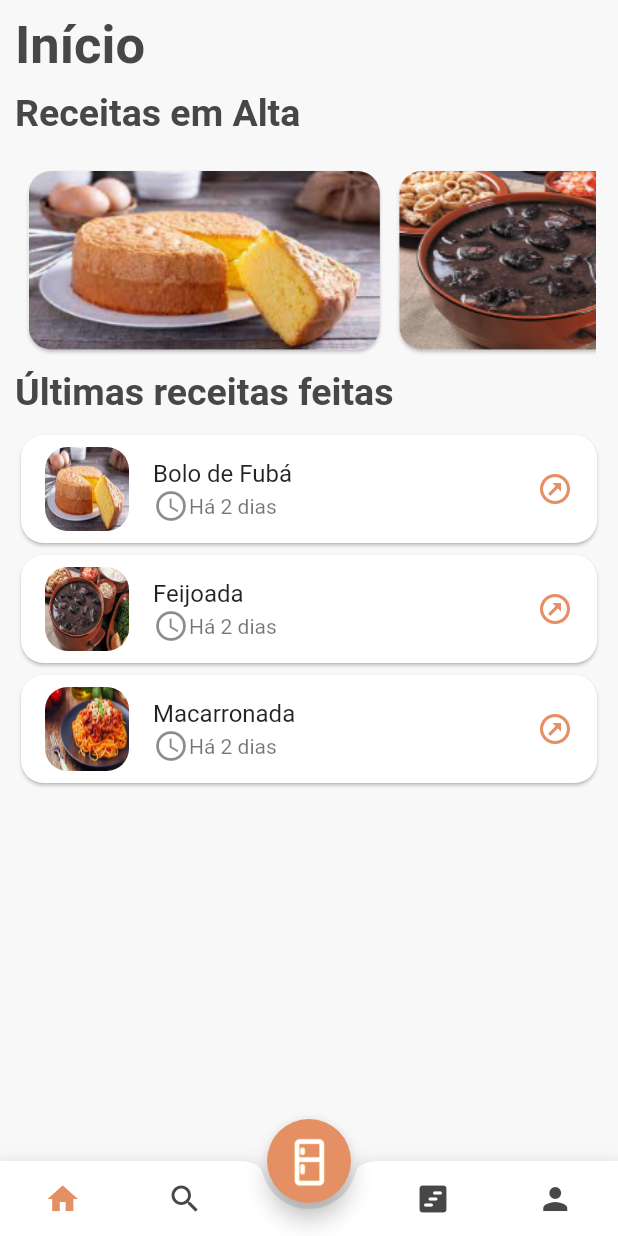
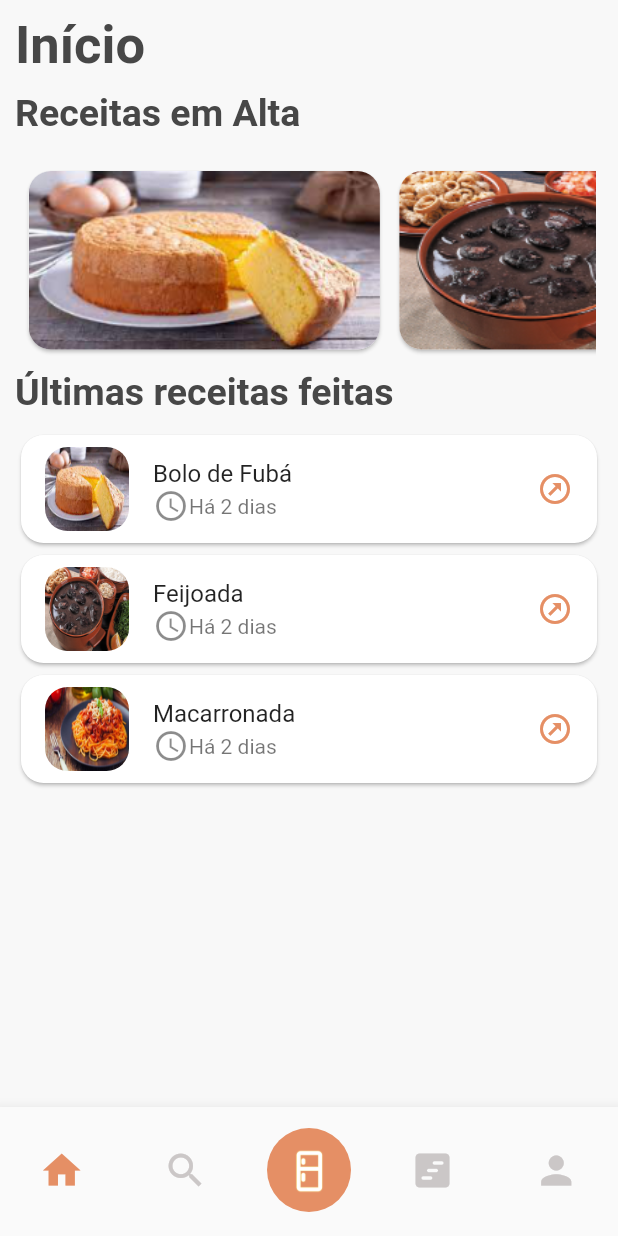
Before and after one commit to igorcasro/flutter_project, a Flutter app: the HomePage screen opened directly, on a phone screen of 412 x 824 dp. Run offline on Flutter 3.47's test engine with Material 2 defaults, Android fonts, the phone set to English and light mode, and no system bars; our stand-ins replace image_picker.

Commit message:
Corrected Bottom Bar

```diff
--- a/app_receitas/lib/components/public/bottom_bar.dart
+++ /dev/null
@@ -1,66 +0,0 @@
-import 'package:app_receitas/pages/find_recipes.dart';
-import 'package:app_receitas/pages/home_page.dart';
-import 'package:app_receitas/pages/my_recipes.dart';
-import 'package:app_receitas/pages/profile_page.dart';
-import 'package:flutter/material.dart';
-
-class BottomBar extends StatelessWidget {
-  final VoidCallback press;
-  const BottomBar({
-    Key? key,
-    required this.press,
-  }) : super(key: key);
-
-  @override
-  Widget build(BuildContext context) {
-    return BottomAppBar(
-      shape: const CircularNotchedRectangle(),
-      color: Colors.white,
-      child: IconTheme(
-        data: const IconThemeData(color: Color(0xFFE58F65)),
-        child: Padding(
-          padding: const EdgeInsets.all(1),
-          child: Row(
-            mainAxisSize: MainAxisSize.min,
-            mainAxisAlignment: MainAxisAlignment.spaceAround,
-            children: [
-              IconButton(
-                  onPressed: () {
-                    Navigator.of(context).pushReplacement(MaterialPageRoute(
-                      builder: ((context) => const HomePage()),
-                    ));
-                  },
-                  icon: const Icon(Icons.home_sharp, color: Color(0xffE58F65))),
-              IconButton(
-                  onPressed: () {
-                    Navigator.of(context).pushReplacement(MaterialPageRoute(
-                      builder: ((context) => const FindRecipesPage()),
-                    ));
-                  },
-                  icon:
-                      const Icon(Icons.search_sharp, color: Color(0xFF474747))),
-              const SizedBox(
-                width: 50,
-              ),
-              IconButton(
-                  onPressed: () {
-                    Navigator.of(context).pushReplacement(MaterialPageRoute(
-                      builder: ((context) => const MyRecipes()),
-                    ));
-                  },
-                  icon: const Icon(Icons.view_timeline_rounded,
-                      color: Color(0xFF474747))),
-              IconButton(
-                  onPressed: () {
-                    Navigator.of(context).pushReplacement(MaterialPageRoute(
-                      builder: ((context) => const ProfilePage()),
-                    ));
-                  },
-                  icon: const Icon(Icons.person, color: Color(0xFF474747))),
-            ],
-          ),
-        ),
-      ),
-    );
-  }
-}
--- a/app_receitas/lib/components/public/center_bottom_bar.dart
+++ /dev/null
@@ -1,27 +0,0 @@
-import 'package:app_receitas/pages/my_fridge.dart';
-import 'package:flutter/material.dart';
-
-class CenterBottomBar extends StatelessWidget {
-  final VoidCallback press;
-  const CenterBottomBar({
-    Key? key,
-    required this.press,
-  }) : super(key: key);
-
-  @override
-  Widget build(BuildContext context) {
-     return FloatingActionButton(
-      onPressed: () {},
-      backgroundColor: const Color(0xFFE58F65),
-      child: IconButton(
-        onPressed: () {
-          Navigator.of(context).pushReplacement(MaterialPageRoute(
-            builder: ((context) => const MyFridgePage()),
-          ));
-        },
-        icon: Image.asset('assets/images/icons/fridgey.png'),
-        iconSize: 100,
-      ),
-    );
-  }
-}
--- a/app_receitas/lib/constants.dart
+++ b/app_receitas/lib/constants.dart
@@ -7,6 +7,7 @@ const blackTextColor = Color(0xFF474747);
 const searchBoxAndNotFoundColor = Color(0xFFCCD2E3);
 const linkColor = Color.fromARGB(255, 15, 15, 237);
 const emptyTextColor = Color.fromRGBO(189, 196, 214, 100);
+const bottomBarItensColor = Color.fromARGB(255, 203, 199, 199);
 
 Widget text(text, double tamanho) {
   return Container(
--- a/app_receitas/lib/meu_aplicativo.dart
+++ b/app_receitas/lib/meu_aplicativo.dart
@@ -4,7 +4,7 @@ import 'package:flutter/material.dart';
 @override
 Widget build(BuildContext context) {
   return MaterialApp(
-    title: 'Comiditas',
+    title: 'Fridgey App',
     debugShowCheckedModeBanner: false,
     theme: ThemeData(
       primarySwatch: Colors.indigo,
--- /dev/null
+++ b/app_receitas/lib/pages/first_page.dart
@@ -0,0 +1,125 @@
+import 'package:app_receitas/models/receitas.dart';
+import 'package:app_receitas/pages/recipes_page.dart';
+import 'package:app_receitas/repositorie/receitasRepositorie.dart';
+import 'package:flutter/material.dart';
+
+// ignore: use_key_in_widget_constructors
+class FirstPage extends StatefulWidget {
+  const FirstPage({super.key});
+
+  @override
+  State<FirstPage> createState() => _FirstPageState();
+}
+
+class _FirstPageState extends State<FirstPage> {
+  mostrarDetalhes(Receita receita) {
+    Navigator.push(context,
+        MaterialPageRoute(builder: (_) => ReceitasPage(receita: receita)));
+  }
+
+  Widget _text(text, double tamanho) {
+    // ignore: non_constant_identifier_names
+    return Container(
+      margin: const EdgeInsets.only(top: 10.0, left: 10.0),
+      child:
+          // ignore: prefer_const_constructors
+          Text(
+        text,
+        textAlign: TextAlign.left,
+        // ignore: prefer_const_constructors
+        style: TextStyle(
+          fontSize: tamanho,
+          fontWeight: FontWeight.bold,
+          color: const Color(0xFF474747),
+        ),
+      ),
+      // ignore: prefer_const_constructors
+    );
+  }
+
+  Widget _receitasEmAlta() {
+    final receitas = ReceitaRepositorie.listaReceitas;
+
+    return Container(
+        height: 127,
+        margin: const EdgeInsets.only(top: 20.0, left: 15.0, right: 15.0),
+        child: ListView.separated(
+          scrollDirection: Axis.horizontal,
+          itemBuilder: (BuildContext contexto, int receita) {
+            return GestureDetector(
+                onTap: () => mostrarDetalhes(receitas[receita]),
+                child: Card(
+                  shape: RoundedRectangleBorder(
+                      borderRadius: BorderRadius.circular(15)),
+                  child: ClipRRect(
+                    // ignore: sort_child_properties_last
+                    child: Image.asset(
+                      receitas[receita].foto,
+                      cacheWidth: 250,
+                      cacheHeight: 127,
+                    ),
+                    borderRadius: BorderRadius.circular(15),
+                  ),
+                ));
+          },
+          separatorBuilder: (context, _) => const SizedBox(width: 5),
+          itemCount: receitas.length,
+        ));
+  }
+
+  Widget _receitasRecentes() {
+    final receitas = ReceitaRepositorie.listaReceitas;
+    return Container(
+        margin: const EdgeInsets.only(top: 10.0, left: 10.0, right: 10.0),
+        child: ListView.separated(
+          shrinkWrap: true,
+          scrollDirection: Axis.vertical,
+          itemBuilder: (BuildContext contexto, int receita) {
+            return Card(
+              shape: RoundedRectangleBorder(
+                borderRadius: BorderRadius.circular(15.0),
+              ),
+              child: ListTile(
+                leading: ClipRRect(
+                  borderRadius: const BorderRadius.all(Radius.circular(15)),
+                  child: Image.asset(
+                    receitas[receita].foto,
+                    cacheHeight: 100,
+                    cacheWidth: 100,
+                  ),
+                ),
+                title: Text(receitas[receita].nome),
+                subtitle: Row(
+                  // ignore: prefer_const_literals_to_create_immutables
+                  children: [
+                    const Icon(Icons.access_time_sharp),
+                    const Text("Há 2 dias"),
+                  ],
+                ),
+                trailing: const Icon(Icons.outbond_outlined,
+                    color: Color(0xffE58F65)),
+                onTap: () => mostrarDetalhes(receitas[receita]),
+              ),
+            );
+          },
+          separatorBuilder: (context, _) => const SizedBox(width: 20),
+          itemCount: 3,
+        ));
+  }
+
+  @override
+  Widget build(BuildContext context) {
+    return Scaffold(
+      backgroundColor: const Color(0xffF8F8F8),
+      body: ListView(
+        children: <Widget>[
+          _text("Início", 35.0),
+          _text("Receitas em Alta", 25.0),
+          _receitasEmAlta(),
+          _text("Últimas receitas feitas", 25.0),
+          _receitasRecentes(),
+        ],
+      ),
+    );
+  }
+}
--- a/app_receitas/lib/pages/home_page.dart
+++ b/app_receitas/lib/pages/home_page.dart
@@ -1,12 +1,11 @@
-import 'package:app_receitas/models/receitas.dart';
-import 'package:app_receitas/pages/recipes_page.dart';
-import 'package:app_receitas/repositorie/receitasRepositorie.dart';
+import 'package:app_receitas/constants.dart';
+import 'package:app_receitas/pages/find_recipes.dart';
+import 'package:app_receitas/pages/first_page.dart';
+import 'package:app_receitas/pages/my_fridge.dart';
+import 'package:app_receitas/pages/my_recipes.dart';
+import 'package:app_receitas/pages/profile_page.dart';
 import 'package:flutter/material.dart';
 
-import '../components/public/bottom_bar.dart';
-import '../components/public/center_bottom_bar.dart';
-
-// ignore: use_key_in_widget_constructors
 class HomePage extends StatefulWidget {
   const HomePage({super.key});
 
@@ -15,120 +14,89 @@ class HomePage extends StatefulWidget {
 }
 
 class _HomePageState extends State<HomePage> {
-  mostrarDetalhes(Receita receita) {
-    Navigator.push(context,
-        MaterialPageRoute(builder: (_) => ReceitasPage(receita: receita)));
+  int paginaAtual = 0;
+  late PageController pageController;
+
+  @override
+  void initState() {
+    super.initState();
+    pageController = PageController(initialPage: 0);
   }
 
-  Widget _text(text, double tamanho) {
-    // ignore: non_constant_identifier_names
-    return Container(
-      margin: const EdgeInsets.only(top: 10.0, left: 10.0),
-      child:
-          // ignore: prefer_const_constructors
-          Text(
-        text,
-        textAlign: TextAlign.left,
-        // ignore: prefer_const_constructors
-        style: TextStyle(
-          fontSize: tamanho,
-          fontWeight: FontWeight.bold,
-          color: const Color(0xFF474747),
-        ),
-      ),
-      // ignore: prefer_const_constructors
-    );
-  }
-
-  Widget _receitasEmAlta() {
-    final receitas = ReceitaRepositorie.listaReceitas;
-
-    return Container(
-        height: 127,
-        margin: const EdgeInsets.only(top: 20.0, left: 15.0, right: 15.0),
-        child: ListView.separated(
-          scrollDirection: Axis.horizontal,
-          itemBuilder: (BuildContext contexto, int receita) {
-            return GestureDetector(
-                onTap: () => mostrarDetalhes(receitas[receita]),
-                child: Card(
-                  shape: RoundedRectangleBorder(
-                      borderRadius: BorderRadius.circular(15)),
-                  child: ClipRRect(
-                    // ignore: sort_child_properties_last
-                    child: Image.asset(
-                      receitas[receita].foto,
-                      cacheWidth: 250,
-                      cacheHeight: 127,
-                    ),
-                    borderRadius: BorderRadius.circular(15),
-                  ),
-                ));
-          },
-          separatorBuilder: (context, _) => const SizedBox(width: 5),
-          itemCount: receitas.length,
-        ));
-  }
-
-  Widget _receitasRecentes() {
-    final receitas = ReceitaRepositorie.listaReceitas;
-    return Container(
-        margin: const EdgeInsets.only(top: 10.0, left: 10.0, right: 10.0),
-        child: ListView.separated(
-          shrinkWrap: true,
-          scrollDirection: Axis.vertical,
-          itemBuilder: (BuildContext contexto, int receita) {
-            return Card(
-              shape: RoundedRectangleBorder(
-                borderRadius: BorderRadius.circular(15.0),
-              ),
-              child: ListTile(
-                leading: ClipRRect(
-                  borderRadius: const BorderRadius.all(Radius.circular(15)),
-                  child: Image.asset(
-                    receitas[receita].foto,
-                    cacheHeight: 100,
-                    cacheWidth: 100,
-                  ),
-                ),
-                title: Text(receitas[receita].nome),
-                subtitle: Row(
-                  // ignore: prefer_const_literals_to_create_immutables
-                  children: [
-                    const Icon(Icons.access_time_sharp),
-                    const Text("Há 2 dias"),
-                  ],
-                ),
-                trailing: const Icon(Icons.outbond_outlined,
-                    color: Color(0xffE58F65)),
-                onTap: () => mostrarDetalhes(receitas[receita]),
-              ),
-            );
-          },
-          separatorBuilder: (context, _) => const SizedBox(width: 20),
-          itemCount: 3,
-        ));
+  setPaginaAtual(pagina) {
+    setState(() {
+      paginaAtual = pagina;
+    });
   }
 
   @override
   Widget build(BuildContext context) {
     return Scaffold(
-      backgroundColor: const Color(0xffF8F8F8),
-      body: ListView(
-        children: <Widget>[
-          _text("Início", 35.0),
-          _text("Receitas em Alta", 25.0),
-          _receitasEmAlta(),
-          _text("Últimas receitas feitas", 25.0),
-          _receitasRecentes(),
+      body: PageView(
+        controller: pageController,
+        onPageChanged: setPaginaAtual,
+        children: const [
+          FirstPage(),
+          FindRecipesPage(),
+          MyFridgePage(),
+          MyRecipes(),
+          ProfilePage(),
         ],
       ),
-      floatingActionButtonLocation: FloatingActionButtonLocation.centerDocked,
-      floatingActionButton: CenterBottomBar(
-        press: () {},
-      ),
-      bottomNavigationBar: BottomBar(
-        press: () {},
+      bottomNavigationBar: BottomNavigationBar(
+        type: BottomNavigationBarType.fixed,
+        landscapeLayout: BottomNavigationBarLandscapeLayout.centered,
+        selectedItemColor: primaryColor,
+        unselectedItemColor: bottomBarItensColor,
+        currentIndex: paginaAtual,
+        showSelectedLabels: false,
+        showUnselectedLabels: false,
+        items: [
+          const BottomNavigationBarItem(
+            icon: Icon(
+              Icons.home_sharp,
+            ),
+            label: '',
+          ),
+          const BottomNavigationBarItem(
+            icon: Icon(
+              Icons.search_sharp,
+            ),
+            label: '',
+          ),
+          BottomNavigationBarItem(
+            icon: CircleAvatar(
+              backgroundColor: primaryColor,
+              maxRadius: 28,
+              minRadius: 18,
+              child: Image.asset(
+                'assets/images/icons/fridgey.png',
+                height: 35,
+              ),
+            ),
+            label: '',
+          ),
+          const BottomNavigationBarItem(
+            icon: Icon(
+              Icons.view_timeline_rounded,
+            ),
+            label: '',
+          ),
+          const BottomNavigationBarItem(
+            icon: Icon(
+              Icons.person,
+            ),
+            label: '',
+          ),
+        ],
+        onTap: (pagina) {
+          pageController.animateToPage(
+            pagina,
+            duration: const Duration(milliseconds: 400),
+            curve: Curves.ease,
+          );
+        },
+        iconSize: 30,
       ),
     );
   }
--- a/app_receitas/lib/pages/login_page.dart
+++ b/app_receitas/lib/pages/login_page.dart
@@ -6,7 +6,7 @@ import 'package:app_receitas/components/login_page/new_around_here_check.dart';
 import 'package:app_receitas/components/public/separator_widget.dart';
 import 'package:app_receitas/components/public/text_field_container.dart';
 import 'package:app_receitas/constants.dart';
-import 'package:app_receitas/pages/home_page.dart';
+import 'package:app_receitas/pages/first_page.dart';
 import 'package:app_receitas/pages/recover_password_page.dart';
 import 'package:app_receitas/pages/register_page.dart';
 
@@ -123,7 +123,7 @@ class _LoginPageState extends State<LoginPage> {
               onPressed: () {
                 (email == "igorpfcastro@gmail.com" && senha == "123456")
                     ? Navigator.of(context).pushReplacement(MaterialPageRoute(
-                        builder: ((context) => const HomePage()),
+                        builder: ((context) => const FirstPage()),
                       ))
                     : showDialog<void>(
                         context: context,
```
Also changed, not shown: app_receitas/lib/main.dart (+5 -10 lines), app_receitas/lib/pages/add_new_recipe_page.dart (+0 -14 lines), app_receitas/lib/pages/find_recipes.dart (+53 -25 lines), app_receitas/lib/pages/my_fridge.dart (+0 -10 lines), app_receitas/lib/pages/my_recipes.dart (+2 -59 lines), app_receitas/lib/pages/profile_page.dart (+0 -10 lines), app_receitas/lib/pages/receitas_page.dart (+9 -12 lines), app_receitas/lib/pages/recipes_page.dart (+7 -16 lines), 1 other file.
